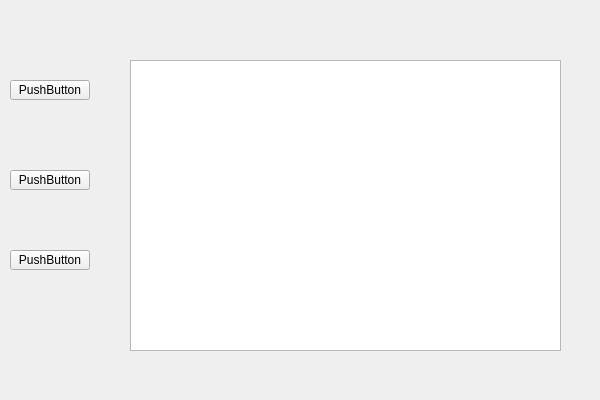
First picture: the form in wallpaper/mainwidget.ui, repository helloheidi/my_wallpaper, before the edit.
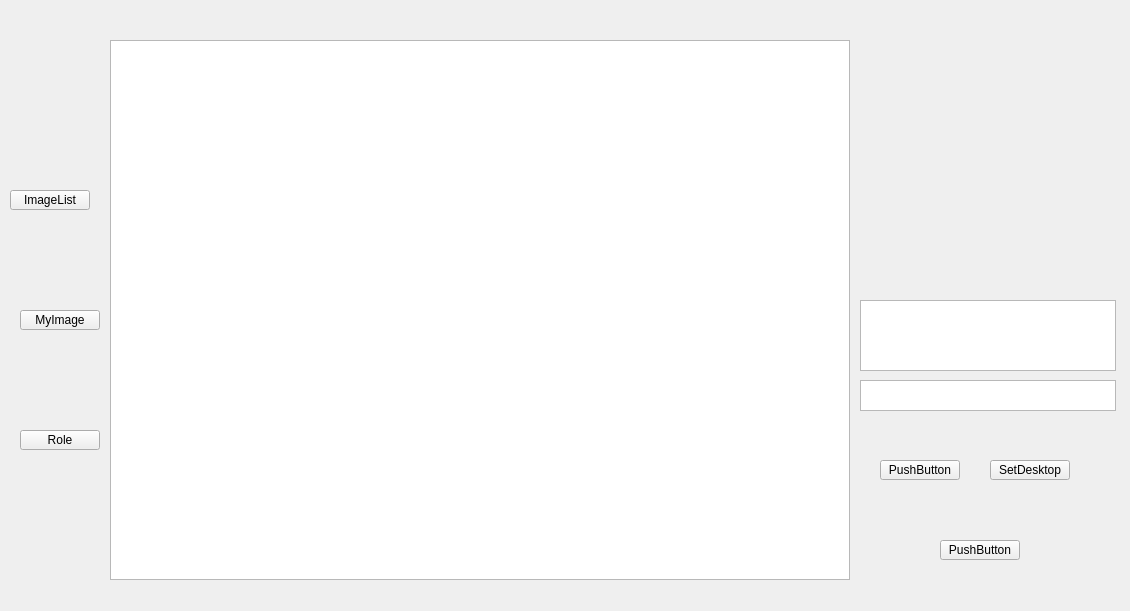
Second picture: the form after the edit.

```diff
--- a/wallpaper/mainwidget.ui
+++ b/wallpaper/mainwidget.ui
@@ -6,8 +6,8 @@
    <rect>
     <x>0</x>
     <y>0</y>
-    <width>600</width>
-    <height>400</height>
+    <width>1130</width>
+    <height>611</height>
    </rect>
   </property>
   <property name="windowTitle">
@@ -18,8 +18,8 @@
     <rect>
      <x>110</x>
      <y>40</y>
-     <width>461</width>
-     <height>311</height>
+     <width>740</width>
+     <height>540</height>
     </rect>
    </property>
    <property name="currentIndex">
@@ -29,10 +29,10 @@
     <widget class="QListWidget" name="ImagelistWidget">
      <property name="geometry">
       <rect>
-       <x>20</x>
-       <y>20</y>
-       <width>431</width>
-       <height>291</height>
+       <x>0</x>
+       <y>0</y>
+       <width>740</width>
+       <height>540</height>
       </rect>
      </property>
     </widget>
@@ -72,41 +72,113 @@
    <property name="geometry">
     <rect>
      <x>10</x>
-     <y>80</y>
+     <y>190</y>
      <width>80</width>
      <height>20</height>
     </rect>
    </property>
    <property name="text">
-    <string>PushButton</string>
+    <string>ImageList</string>
    </property>
   </widget>
   <widget class="QPushButton" name="MyImageBnt">
    <property name="geometry">
     <rect>
-     <x>10</x>
-     <y>170</y>
+     <x>20</x>
+     <y>310</y>
      <width>80</width>
      <height>20</height>
     </rect>
    </property>
    <property name="text">
-    <string>PushButton</string>
+    <string>MyImage</string>
    </property>
   </widget>
   <widget class="QPushButton" name="SettingBnt">
    <property name="geometry">
     <rect>
-     <x>10</x>
-     <y>250</y>
+     <x>20</x>
+     <y>430</y>
      <width>80</width>
      <height>20</height>
     </rect>
    </property>
    <property name="text">
+    <string>Role</string>
+   </property>
+  </widget>
+  <widget class="QLabel" name="ImagePreview">
+   <property name="geometry">
+    <rect>
+     <x>860</x>
+     <y>40</y>
+     <width>250</width>
+     <height>250</height>
+    </rect>
+   </property>
+   <property name="text">
+    <string/>
+   </property>
+  </widget>
+  <widget class="QTextBrowser" name="ImageNameInfo">
+   <property name="geometry">
+    <rect>
+     <x>860</x>
+     <y>300</y>
+     <width>256</width>
+     <height>71</height>
+    </rect>
+   </property>
+  </widget>
+  <widget class="QPushButton" name="pushButton">
+   <property name="geometry">
+    <rect>
+     <x>880</x>
+     <y>460</y>
+     <width>80</width>
+     <height>20</height>
+    </rect>
+   </property>
+   <property name="text">
     <string>PushButton</string>
    </property>
   </widget>
+  <widget class="QPushButton" name="SetDesktop">
+   <property name="geometry">
+    <rect>
+     <x>990</x>
+     <y>460</y>
+     <width>80</width>
+     <height>20</height>
+    </rect>
+   </property>
+   <property name="text">
+    <string>SetDesktop</string>
+   </property>
+  </widget>
+  <widget class="QPushButton" name="pushButton_3">
+   <property name="geometry">
+    <rect>
+     <x>940</x>
+     <y>540</y>
+     <width>80</width>
+     <height>20</height>
+    </rect>
+   </property>
+   <property name="text">
+    <string>PushButton</string>
+   </property>
+  </widget>
+  <widget class="QTextBrowser" name="ImageSizeInfo">
+   <property name="geometry">
+    <rect>
+     <x>860</x>
+     <y>380</y>
+     <width>256</width>
+     <height>31</height>
+    </rect>
+   </property>
+  </widget>
  </widget>
  <layoutdefault spacing="6" margin="11"/>
  <resources/>
```
